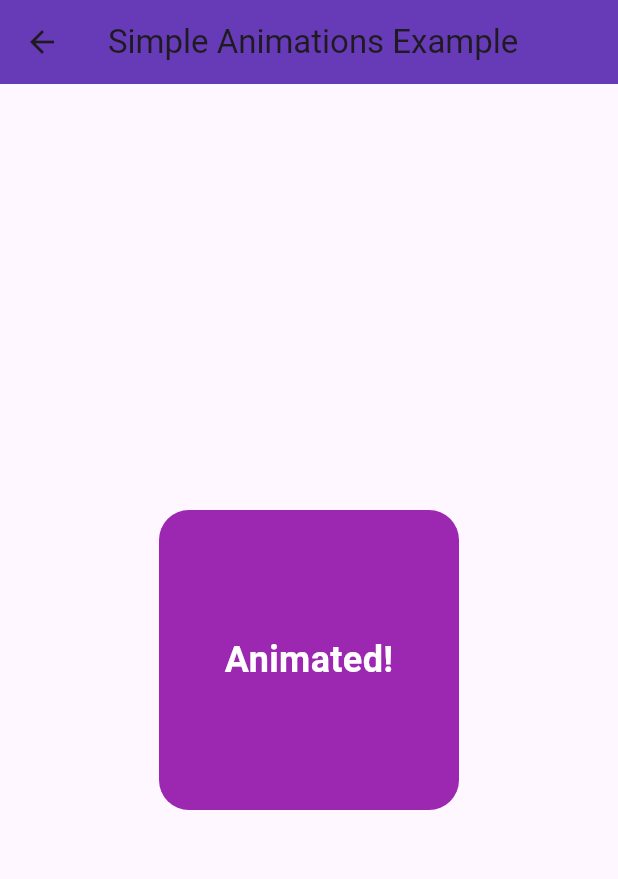
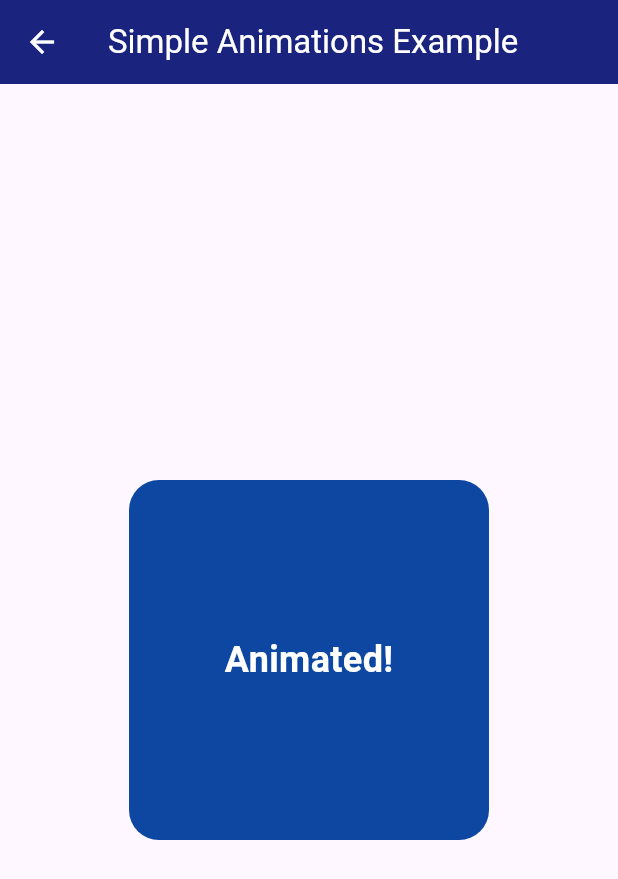
Before and after one commit to Shehryar-dev/useful_packages, a Flutter app: the SimpleAnimationsExample screen opened directly, on a phone screen of 412 x 824 dp. Shown: the top 879 px of the screen. Run offline on Flutter 3.47's test engine with Material 3 defaults, Android fonts, the phone set to English and light mode, and no system bars; our stand-ins replace animate_do, animated_list_plus, device_preview, flutter_rating_bar, fluttertoast, shimmer and 2 more; missing offline and left inert: feedback.

Commit message:
Code Update

```diff
--- a/lib/constants/screen_paths.dart
+++ b/lib/constants/screen_paths.dart
@@ -29,7 +29,7 @@ export 'package:flutter_rating_bar/flutter_rating_bar.dart';
 export 'package:animated_list_plus/animated_list_plus.dart';
 export 'package:animated_list_plus/transitions.dart';
 export 'package:animate_do/animate_do.dart';
-
+export 'package:simple_animations/simple_animations.dart';
 
 
 ///Flutter lib
--- a/lib/packages/8_sample_animation/sample_animation.dart
+++ b/lib/packages/8_sample_animation/sample_animation.dart
@@ -1,5 +1,6 @@
-import 'package:flutter/material.dart';
-import 'package:simple_animations/simple_animations.dart';
+
+
+import '../../constants/screen_paths.dart';
 
 class SimpleAnimationsExample extends StatelessWidget {
   const SimpleAnimationsExample({super.key});
@@ -7,14 +8,17 @@ class SimpleAnimationsExample extends StatelessWidget {
   @override
   Widget build(BuildContext context) {
     final tween = MovieTween()
-      ..tween('color', ColorTween(begin: Colors.blue, end: Colors.purple), duration: const Duration(seconds: 2))
-      ..tween('size', Tween<double>(begin: 100, end: 200), duration: const Duration(seconds: 2));
+      ..tween('color', ColorTween(begin: Colors.blue, end: Colors.blue.shade900), duration: const Duration(seconds: 2))
+      ..tween('size', Tween<double>(begin: 120, end: 240), duration: const Duration(seconds: 2));
 
     return Scaffold(
       appBar: AppBar(
-        title: const Text('Simple Animations Example'),
+        iconTheme: IconThemeData(
+          color: Colors.white
+        ),
+        title: const Text('Simple Animations Example',style: TextStyle(color: Colors.white),),
         centerTitle: true,
-        backgroundColor: Colors.deepPurple,
+        backgroundColor: Colors.indigo.shade900,
       ),
       body: Center(
         child: PlayAnimationBuilder<Movie>(
```
Also changed, not shown: 1 other file.
